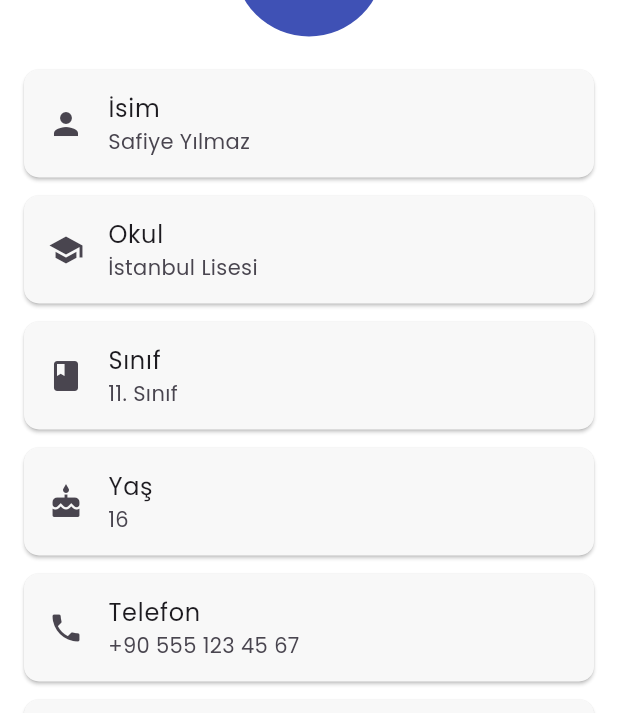
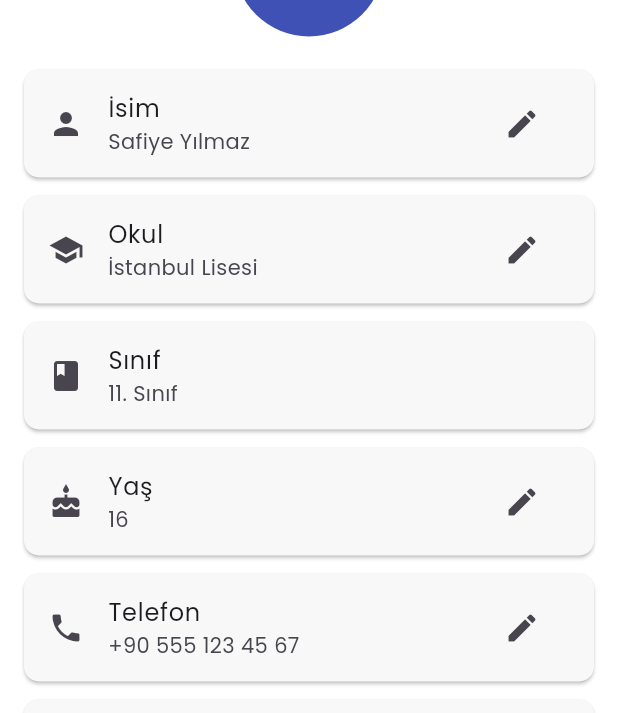
Before and after one commit to ssena-201903/student_track_app, a Flutter app: the ProfilePage screen opened directly, on a phone screen of 412 x 824 dp. Shown: the part 211-924 px from the top of the screen. Run offline on Flutter 3.47's test engine with Material 3 defaults, Android fonts, the phone set to English and light mode, and no system bars; our stand-ins replace google_fonts, intl_phone_field, lottie; accounts and stored records are empty.

Commit message:
edited profile page

```diff
--- /dev/null
+++ b/lib/models/model_user.dart
@@ -0,0 +1,53 @@
+class ModelUser {
+  String name;
+  String school;
+  String grade;
+  String age;
+  String phone;
+  String email;
+
+  ModelUser({
+    required this.name,
+    required this.school,
+    required this.grade,
+    required this.age,
+    required this.phone,
+    required this.email,
+  });
+
+  // JSON'a dönüştürme
+  Map<String, dynamic> toJson() {
+    return {
+      'name': name,
+      'school': school,
+      'grade': grade,
+      'age': age,
+      'phone': phone,
+      'email': email,
+    };
+  }
+
+  // JSON'dan dönüştürme
+  factory ModelUser.fromJson(Map<String, dynamic> json) {
+    return ModelUser(
+      name: json['name'] ?? '',
+      school: json['school'] ?? '',
+      grade: json['grade'] ?? '',
+      age: json['age'] ?? '',
+      phone: json['phone'] ?? '',
+      email: json['email'] ?? '',
+    );
+  }
+
+  // örnek kullanıcı
+  factory ModelUser.sample() {
+    return ModelUser(
+      name: 'Safiye Yılmaz',
+      school: 'İstanbul Lisesi',
+      grade: '11. Sınıf',
+      age: '16',
+      phone: '+90 555 123 45 67',
+      email: 'safiye@example.com',
+    );
+  }
+}
--- a/lib/views/home/home_page.dart
+++ b/lib/views/home/home_page.dart
@@ -87,7 +87,7 @@ class HomePage extends StatelessWidget {
         onPressed: () {},
         icon: Icon(Icons.add),
         label: CustomText(
-          text: "Günlük Soru",
+          text: "Soru Ekle",
           color: Colors.white,
           fontWeight: FontWeight.normal,
           fontSize: 16,
@@ -259,7 +259,7 @@ class BottomCard extends StatelessWidget {
       case 0:
         return Icons.access_time;
       case 1:
-        return Icons.description;
+        return Icons.description_outlined;
       default:
         return Icons.info_outline;
     }
--- a/lib/views/profile/profile_page.dart
+++ b/lib/views/profile/profile_page.dart
@@ -1,10 +1,24 @@
-// profile_page.dart
 import 'package:flutter/material.dart';
+import 'package:intl_phone_field/intl_phone_field.dart';
 import 'package:student_track/constants/constants.dart';
 import 'package:student_track/widgets/custom_text.dart';
+import 'package:student_track/models/model_user.dart';
 
-class ProfilePage extends StatelessWidget {
+class ProfilePage extends StatefulWidget {
   const ProfilePage({super.key});
+
+  @override
+  State<ProfilePage> createState() => _ProfilePageState();
+}
+
+class _ProfilePageState extends State<ProfilePage> {
+  late ModelUser currentUser;
+
+  @override
+  void initState() {
+    super.initState();
+    currentUser = ModelUser.sample(); // İleride veritabanından çekilecek
+  }
 
   @override
   Widget build(BuildContext context) {
@@ -24,22 +38,44 @@ class ProfilePage extends StatelessWidget {
             CircleAvatar(
               radius: 50,
               backgroundColor: Constants.primaryColor,
-              child: Icon(Icons.person, size: 50, color: Colors.white),
+              child: const Icon(Icons.person, size: 50, color: Colors.white),
             ),
             const SizedBox(height: 16),
-            _buildInfoTile(title: "İsim", value: "Safiye Yılmaz"),
-            _buildInfoTile(title: "Okul", value: "İstanbul Lisesi"),
-            _buildInfoTile(title: "Sınıf", value: "11. Sınıf"),
-            _buildInfoTile(title: "Yaş", value: "16"),
-            _buildInfoTile(title: "Telefon", value: "+90 555 123 45 67"),
-            _buildInfoTile(title: "E-posta", value: "safiye@example.com"),
+
+            // Alanlar
+            _buildEditableTile(title: "İsim", value: currentUser.name),
+            _buildEditableTile(title: "Okul", value: currentUser.school),
+            _buildStaticTile(title: "Sınıf", value: currentUser.grade),
+            _buildEditableTile(title: "Yaş", value: currentUser.age),
+            _buildEditableTile(title: "Telefon", value: currentUser.phone),
+            _buildStaticTile(title: "E-posta", value: currentUser.email),
           ],
         ),
       ),
     );
   }
 
-  Widget _buildInfoTile({required String title, required String value}) {
+  /// Düzenlenebilir alanlar için
+  Widget _buildEditableTile({required String title, required String value}) {
+    return Card(
+      margin: const EdgeInsets.symmetric(vertical: 6),
+      shape: RoundedRectangleBorder(borderRadius: BorderRadius.circular(10)),
+      child: ListTile(
+        leading: _getIconForField(title),
+        title: Text(title),
+        subtitle: Text(value),
+        trailing: IconButton(
+          icon: const Icon(Icons.edit),
+          onPressed: () {
+            _showEditDialog(title, value);
+          },
+        ),
+      ),
+    );
+  }
+
+  /// Sadece gösterim için olanlar
+  Widget _buildStaticTile({required String title, required String value}) {
     return Card(
       margin: const EdgeInsets.symmetric(vertical: 6),
       shape: RoundedRectangleBorder(borderRadius: BorderRadius.circular(10)),
@@ -69,4 +105,61 @@ class ProfilePage extends StatelessWidget {
         return const Icon(Icons.info_outline);
     }
   }
+
+  void _showEditDialog(String title, String currentValue) {
+    final controller = TextEditingController(text: currentValue);
+
+    showDialog(
+      context: context,
+      builder: (context) {
+        return AlertDialog(
+          title: Text("$title Güncelle"),
+          content: title == "Telefon"
+              ? IntlPhoneField(
+                  initialValue: currentValue,
+                  decoration: const InputDecoration(
+                    labelText: 'Telefon Numarası',
+                    border: OutlineInputBorder(),
+                  ),
+                  initialCountryCode: 'TR',
+                  onChanged: (phone) {
+                    controller.text = phone.completeNumber;
+                  },
+                )
+              : TextField(
+                  controller: controller,
+                  decoration: InputDecoration(hintText: "$title giriniz"),
+                ),
+          actions: [
+            TextButton(
+              child: const Text("İptal"),
+              onPressed: () => Navigator.pop(context),
+            ),
+            ElevatedButton(
+              child: const Text("Kaydet"),
+              onPressed: () {
+                setState(() {
+                  switch (title) {
+                    case "İsim":
+                      currentUser.name = controller.text;
+                      break;
+                    case "Okul":
+                      currentUser.school = controller.text;
+                      break;
+                    case "Yaş":
+                      currentUser.age = controller.text;
+                      break;
+                    case "Telefon":
+                      currentUser.phone = controller.text;
+                      break;
+                  }
+                });
+                Navigator.pop(context);
+              },
+            ),
+          ],
+        );
+      },
+    );
+  }
 }
--- a/pubspec.yaml
+++ b/pubspec.yaml
@@ -36,6 +36,7 @@ dependencies:
   cupertino_icons: ^1.0.8
   google_fonts: ^6.2.1
   lottie: ^3.3.1
+  intl_phone_field: ^3.2.0
 
 dev_dependencies:
   flutter_test:
```
Also changed, not shown: lib/main.dart (+10 -1 lines), pubspec.lock.
